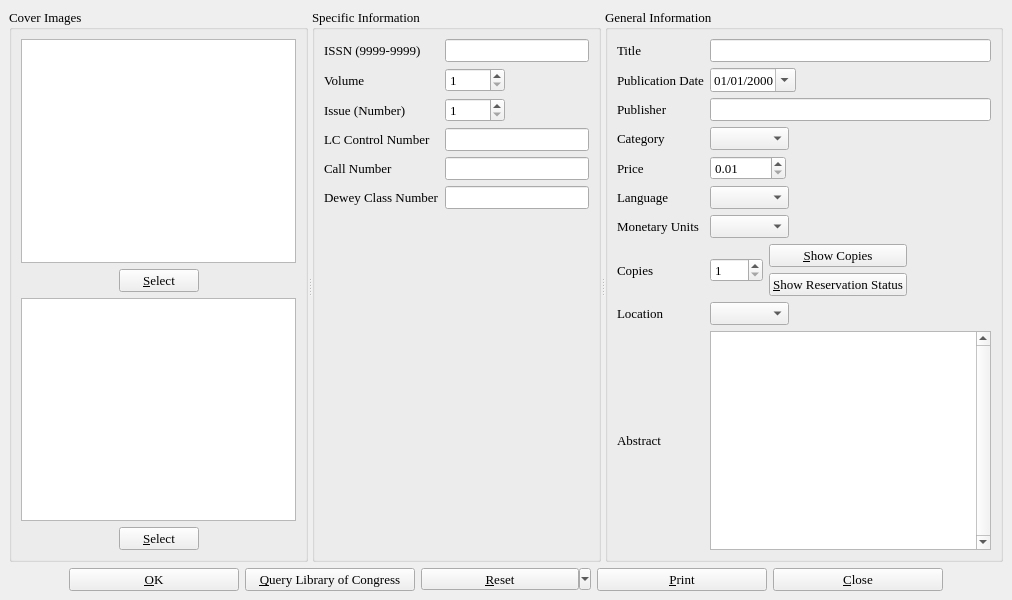
The window that maginfo.ui (textbrowser/biblioteq) describes before a commit, drawn with Qt 5.
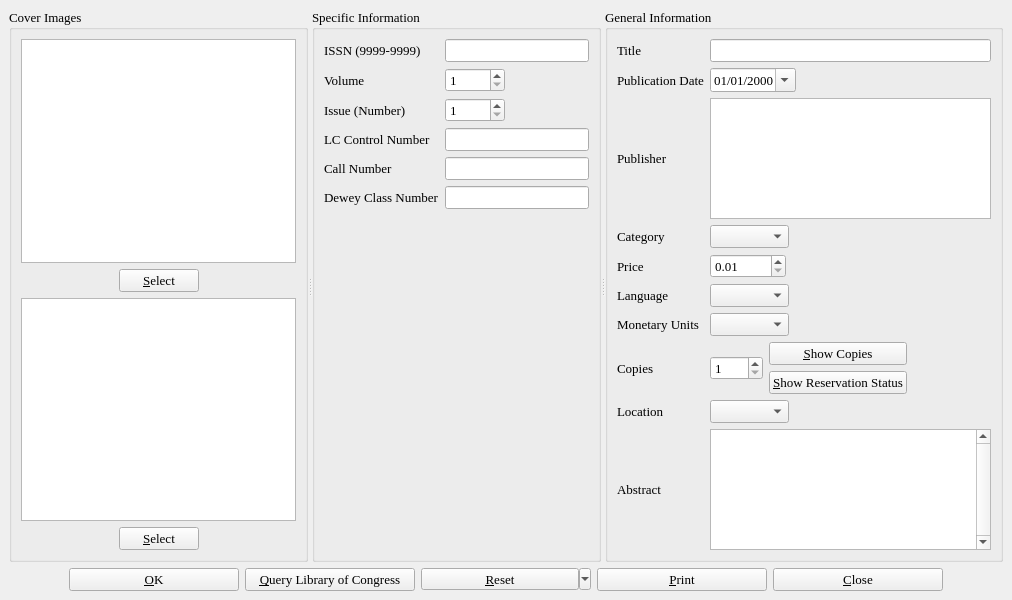
The same window after the commit. Icons and pictures are not drawn. Custom widgets are drawn as their Qt base class.

```diff
--- a/maginfo.ui
+++ b/maginfo.ui
@@ -501,21 +501,6 @@
           </property>
          </widget>
         </item>
-        <item row="2" column="1" >
-         <widget class="QLineEdit" name="publisher" >
-          <property name="font" >
-           <font>
-            <family>Times</family>
-            <pointsize>10</pointsize>
-            <weight>50</weight>
-            <italic>false</italic>
-            <bold>false</bold>
-            <underline>false</underline>
-            <strikeout>false</strikeout>
-           </font>
-          </property>
-         </widget>
-        </item>
         <item row="3" column="0" >
          <widget class="QLabel" name="label_15" >
           <property name="font" >
@@ -902,6 +887,25 @@
           </property>
          </widget>
         </item>
+        <item row="2" column="1" >
+         <widget class="hyperlinked_text_edit" name="publisher" >
+          <property name="verticalScrollBarPolicy" >
+           <enum>Qt::ScrollBarAlwaysOff</enum>
+          </property>
+          <property name="horizontalScrollBarPolicy" >
+           <enum>Qt::ScrollBarAlwaysOff</enum>
+          </property>
+          <property name="readOnly" >
+           <bool>false</bool>
+          </property>
+          <property name="textInteractionFlags" >
+           <set>Qt::LinksAccessibleByKeyboard|Qt::LinksAccessibleByMouse|Qt::NoTextInteraction|Qt::TextBrowserInteraction|Qt::TextEditable|Qt::TextEditorInteraction|Qt::TextSelectableByKeyboard|Qt::TextSelectableByMouse</set>
+          </property>
+          <property name="openLinks" >
+           <bool>false</bool>
+          </property>
+         </widget>
+        </item>
        </layout>
       </widget>
      </widget>
@@ -1079,6 +1083,11 @@
    <extends>QGraphicsView</extends>
    <header>image_drop_site.h</header>
   </customwidget>
+  <customwidget>
+   <class>hyperlinked_text_edit</class>
+   <extends>QTextBrowser</extends>
+   <header>hyperlinked_text_edit.h</header>
+  </customwidget>
  </customwidgets>
  <tabstops>
   <tabstop>front_image</tabstop>
```
